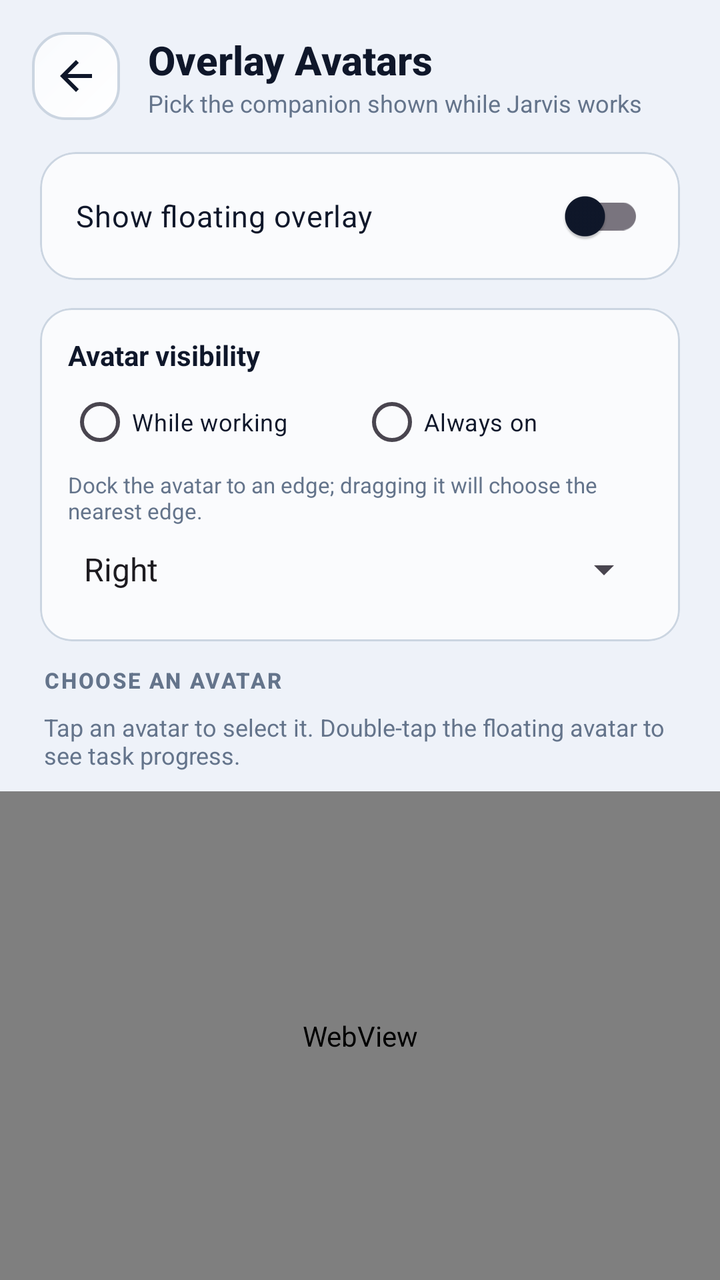
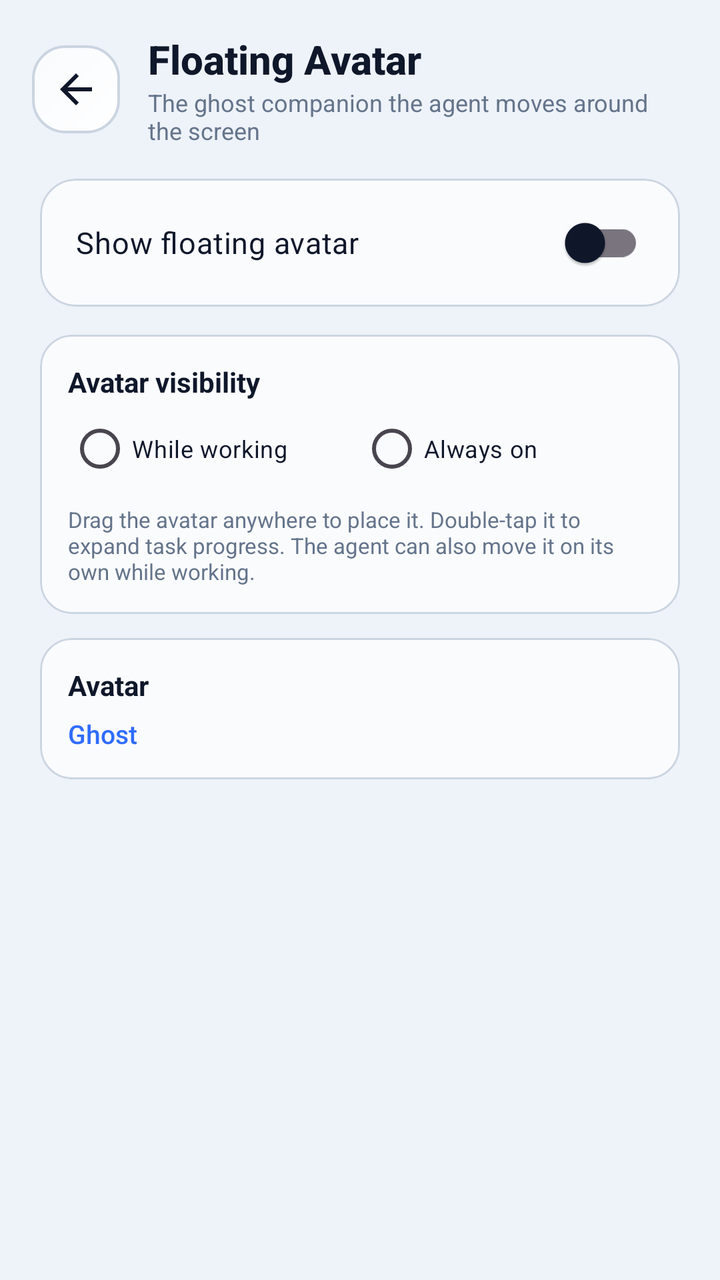

Compare the two renders of this Android layout. The source of the first and the diff that turns it into the second are given below.
<!-- AndroidManifest.xml: application theme Theme.JarvisAssistant -->
<!-- res/layout/activity_overlay_avatar.xml -->
<?xml version="1.0" encoding="utf-8"?>
<LinearLayout xmlns:android="http://schemas.android.com/apk/res/android"
    xmlns:app="http://schemas.android.com/apk/res-auto"
    android:id="@+id/overlayAvatarRoot"
    android:layout_width="match_parent"
    android:layout_height="match_parent"
    android:orientation="vertical"
    android:background="?attr/themeBg">

    <LinearLayout
        android:layout_width="match_parent"
        android:layout_height="wrap_content"
        android:gravity="center_vertical"
        android:orientation="horizontal"
        android:paddingStart="16dp"
        android:paddingEnd="20dp"
        android:paddingTop="16dp"
        android:paddingBottom="12dp">

        <ImageButton
            android:id="@+id/btnBack"
            android:layout_width="44dp"
            android:layout_height="44dp"
            android:background="@drawable/bg_jarvis_icon_square"
            android:src="@drawable/ic_back"
            android:contentDescription="Back"
            app:tint="?attr/themeTextPrimary" />

        <LinearLayout
            android:layout_width="0dp"
            android:layout_height="wrap_content"
            android:layout_weight="1"
            android:orientation="vertical"
            android:layout_marginStart="14dp">

            <TextView
                android:layout_width="wrap_content"
                android:layout_height="wrap_content"
                android:text="Overlay Avatars"
                android:textColor="?attr/themeTextPrimary"
                android:textSize="20sp"
                android:fontFamily="sans-serif-medium"
                android:textStyle="bold" />

            <TextView
                android:layout_width="wrap_content"
                android:layout_height="wrap_content"
                android:text="Pick the companion shown while Jarvis works"
                android:textColor="?attr/themeTextMuted"
                android:textSize="12sp" />
        </LinearLayout>
    </LinearLayout>

    <com.google.android.material.card.MaterialCardView
        android:layout_width="match_parent"
        android:layout_height="wrap_content"
        android:layout_marginStart="20dp"
        android:layout_marginEnd="20dp"
        android:layout_marginTop="4dp"
        android:layout_marginBottom="14dp"
        app:cardBackgroundColor="?attr/themeCardBg"
        app:strokeColor="?attr/themeCardBorder"
        app:strokeWidth="1dp"
        app:cardCornerRadius="18dp">

        <androidx.appcompat.widget.SwitchCompat
            android:id="@+id/switchOverlayEnabled"
            android:layout_width="match_parent"
            android:layout_height="wrap_content"
            android:minHeight="64dp"
            android:paddingStart="18dp"
            android:paddingEnd="18dp"
            android:text="Show floating overlay"
            android:textColor="?attr/themeTextPrimary"
            android:textSize="15sp" />
    </com.google.android.material.card.MaterialCardView>

    <com.google.android.material.card.MaterialCardView
        android:layout_width="match_parent"
        android:layout_height="wrap_content"
        android:layout_marginStart="20dp"
        android:layout_marginEnd="20dp"
        android:layout_marginBottom="12dp"
        app:cardBackgroundColor="?attr/themeCardBg"
        app:strokeColor="?attr/themeCardBorder"
        app:strokeWidth="1dp"
        app:cardCornerRadius="16dp">

        <LinearLayout
            android:layout_width="match_parent"
            android:layout_height="wrap_content"
            android:orientation="vertical"
            android:padding="14dp">

            <TextView
                android:layout_width="wrap_content"
                android:layout_height="wrap_content"
                android:text="Avatar visibility"
                android:textColor="?attr/themeTextPrimary"
                android:textStyle="bold"
                android:textSize="14sp" />

            <RadioGroup
                android:id="@+id/radioOverlayMode"
                android:layout_width="match_parent"
                android:layout_height="wrap_content"
                android:orientation="horizontal">

                <RadioButton
                    android:id="@+id/rbOverlayWorking"
                    android:layout_width="0dp"
                    android:layout_height="wrap_content"
                    android:layout_weight="1"
                    android:text="While working"
                    android:textColor="?attr/themeTextPrimary"
                    android:textSize="12sp" />

                <RadioButton
                    android:id="@+id/rbOverlayAlways"
                    android:layout_width="0dp"
                    android:layout_height="wrap_content"
                    android:layout_weight="1"
                    android:text="Always on"
                    android:textColor="?attr/themeTextPrimary"
                    android:textSize="12sp" />
            </RadioGroup>

            <TextView
                android:layout_width="wrap_content"
                android:layout_height="wrap_content"
                android:text="Dock the avatar to an edge; dragging it will choose the nearest edge."
                android:textColor="?attr/themeTextMuted"
                android:textSize="11sp" />

            <Spinner
                android:id="@+id/spinnerOverlayEdge"
                android:layout_width="match_parent"
                android:layout_height="44dp"
                android:entries="@array/overlay_edges"
                android:spinnerMode="dropdown" />
        </LinearLayout>
    </com.google.android.material.card.MaterialCardView>

    <TextView
        android:layout_width="match_parent"
        android:layout_height="wrap_content"
        android:paddingStart="22dp"
        android:paddingEnd="22dp"
        android:paddingBottom="8dp"
        android:text="CHOOSE AN AVATAR"
        android:textColor="?attr/themeTextMuted"
        android:textSize="11sp"
        android:letterSpacing="0.08"
        android:fontFamily="sans-serif-medium"
        android:textStyle="bold" />

    <TextView
        android:layout_width="match_parent"
        android:layout_height="wrap_content"
        android:paddingStart="22dp"
        android:paddingEnd="22dp"
        android:paddingBottom="10dp"
        android:text="Tap an avatar to select it. Double-tap the floating avatar to see task progress."
        android:textColor="?attr/themeTextMuted"
        android:textSize="12sp" />

    <WebView
        android:id="@+id/avatarGallery"
        android:layout_width="match_parent"
        android:layout_height="0dp"
        android:layout_weight="1"
        android:background="@android:color/transparent"
        android:overScrollMode="never"
        android:scrollbars="none" />
</LinearLayout>
<!-- resources referenced by this layout -->
<resources>
  <string-array name="overlay_edges">
          <item>Right</item>
          <item>Left</item>
          <item>Top</item>
          <item>Bottom</item>
      </string-array>
  <!-- drawable bg_jarvis_icon_square (drawable) -->
  <?xml version="1.0" encoding="utf-8"?>
  <ripple xmlns:android="http://schemas.android.com/apk/res/android"
      android:color="?attr/themeAccentLight">
      <item>
          <shape android:shape="rectangle">
              <corners android:radius="16dp" />
              <gradient
                  android:type="linear"
                  android:angle="135"
                  android:startColor="?attr/themeCardGlassStart"
                  android:endColor="?attr/themeCardGlassEnd" />
              <stroke
                  android:width="1.2dp"
                  android:color="?attr/themeCardBorder" />
          </shape>
      </item>
  </ripple>
  <!-- drawable ic_back (drawable) -->
  <vector xmlns:android="http://schemas.android.com/apk/res/android"
      android:width="24dp"
      android:height="24dp"
      android:viewportWidth="24"
      android:viewportHeight="24">
    <path
        android:fillColor="#F4F4F6"
        android:pathData="M20,11H7.83l5.59,-5.59L12,4l-8,8 8,8 1.41,-1.41L7.83,13H20v-2z"/>
  </vector>
  <style name="Theme.JarvisAssistant" parent="Theme.JarvisAssistant.Light" />
  <!-- drawable bg_liquid_glow_light_1 (drawable) -->
  <?xml version="1.0" encoding="utf-8"?>
  <shape xmlns:android="http://schemas.android.com/apk/res/android"
      android:shape="oval">
      <gradient
          android:type="radial"
          android:gradientRadius="140dp"
          android:startColor="#262F6BFF"
          android:centerColor="#102F6BFF"
          android:endColor="#002F6BFF" />
  </shape>
  <!-- drawable bg_liquid_glow_light_2 (drawable) -->
  <?xml version="1.0" encoding="utf-8"?>
  <shape xmlns:android="http://schemas.android.com/apk/res/android"
      android:shape="oval">
      <gradient
          android:type="radial"
          android:gradientRadius="130dp"
          android:startColor="#208B5CF6"
          android:centerColor="#0D8B5CF6"
          android:endColor="#008B5CF6" />
  </shape>
  <!-- drawable bg_liquid_glow_light_3 (drawable) -->
  <?xml version="1.0" encoding="utf-8"?>
  <shape xmlns:android="http://schemas.android.com/apk/res/android"
      android:shape="oval">
      <gradient
          android:type="radial"
          android:gradientRadius="140dp"
          android:startColor="#1A06B6D4"
          android:centerColor="#0B06B6D4"
          android:endColor="#0006B6D4" />
  </shape>
  <!-- unchanged entries left out for length: 1 -->
</resources>

<!-- the commit's change to res/layout/activity_overlay_avatar.xml (unified diff, before → after) -->
@@ -36,7 +36,7 @@
             <TextView
                 android:layout_width="wrap_content"
                 android:layout_height="wrap_content"
-                android:text="Overlay Avatars"
+                android:text="Floating Avatar"
                 android:textColor="?attr/themeTextPrimary"
                 android:textSize="20sp"
                 android:fontFamily="sans-serif-medium"
@@ -45,7 +45,7 @@
             <TextView
                 android:layout_width="wrap_content"
                 android:layout_height="wrap_content"
-                android:text="Pick the companion shown while Jarvis works"
+                android:text="The ghost companion the agent moves around the screen"
                 android:textColor="?attr/themeTextMuted"
                 android:textSize="12sp" />
         </LinearLayout>
@@ -70,7 +70,7 @@
             android:minHeight="64dp"
             android:paddingStart="18dp"
             android:paddingEnd="18dp"
-            android:text="Show floating overlay"
+            android:text="Show floating avatar"
             android:textColor="?attr/themeTextPrimary"
             android:textSize="15sp" />
     </com.google.android.material.card.MaterialCardView>
@@ -128,48 +128,50 @@
             <TextView
                 android:layout_width="wrap_content"
                 android:layout_height="wrap_content"
-                android:text="Dock the avatar to an edge; dragging it will choose the nearest edge."
+                android:text="Drag the avatar anywhere to place it. Double-tap it to expand task progress. The agent can also move it on its own while working."
                 android:textColor="?attr/themeTextMuted"
-                android:textSize="11sp" />
-
-            <Spinner
-                android:id="@+id/spinnerOverlayEdge"
-                android:layout_width="match_parent"
-                android:layout_height="44dp"
-                android:entries="@array/overlay_edges"
-                android:spinnerMode="dropdown" />
+                android:textSize="11sp"
+                android:layout_marginTop="4dp" />
         </LinearLayout>
     </com.google.android.material.card.MaterialCardView>
 
-    <TextView
+    <com.google.android.material.card.MaterialCardView
         android:layout_width="match_parent"
         android:layout_height="wrap_content"
-        android:paddingStart="22dp"
-        android:paddingEnd="22dp"
-        android:paddingBottom="8dp"
-        android:text="CHOOSE AN AVATAR"
-        android:textColor="?attr/themeTextMuted"
-        android:textSize="11sp"
-        android:letterSpacing="0.08"
-        android:fontFamily="sans-serif-medium"
-        android:textStyle="bold" />
+        android:layout_marginStart="20dp"
+        android:layout_marginEnd="20dp"
+        app:cardBackgroundColor="?attr/themeCardBg"
+        app:strokeColor="?attr/themeCardBorder"
+        app:strokeWidth="1dp"
+        app:cardCornerRadius="16dp">
 
-    <TextView
-        android:layout_width="match_parent"
-        android:layout_height="wrap_content"
-        android:paddingStart="22dp"
-        android:paddingEnd="22dp"
-        android:paddingBottom="10dp"
-        android:text="Tap an avatar to select it. Double-tap the floating avatar to see task progress."
-        android:textColor="?attr/themeTextMuted"
-        android:textSize="12sp" />
+        <LinearLayout
+            android:layout_width="match_parent"
+            android:layout_height="wrap_content"
+            android:orientation="vertical"
+            android:padding="14dp">
 
-    <WebView
-        android:id="@+id/avatarGallery"
+            <TextView
+                android:layout_width="wrap_content"
+                android:layout_height="wrap_content"
+                android:text="Avatar"
+                android:textColor="?attr/themeTextPrimary"
+                android:textStyle="bold"
+                android:textSize="14sp" />
+
+            <TextView
+                android:layout_width="wrap_content"
+                android:layout_height="wrap_content"
+                android:text="Ghost"
+                android:textColor="?attr/themeAccent"
+                android:textSize="13sp"
+                android:fontFamily="sans-serif-medium"
+                android:layout_marginTop="6dp" />
+        </LinearLayout>
+    </com.google.android.material.card.MaterialCardView>
+
+    <View
         android:layout_width="match_parent"
         android:layout_height="0dp"
-        android:layout_weight="1"
-        android:background="@android:color/transparent"
-        android:overScrollMode="never"
-        android:scrollbars="none" />
+        android:layout_weight="1" />
 </LinearLayout>
<!-- resource entries referenced after the edit -->
@@ -1,11 +1,5 @@
 <!-- resources referenced by this layout -->
 <resources>
-  <string-array name="overlay_edges">
-          <item>Right</item>
-          <item>Left</item>
-          <item>Top</item>
-          <item>Bottom</item>
-      </string-array>
   <!-- drawable bg_jarvis_icon_square (drawable) -->
   <?xml version="1.0" encoding="utf-8"?>
   <ripple xmlns:android="http://schemas.android.com/apk/res/android"
